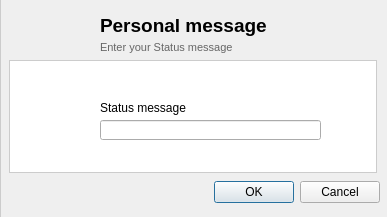
Qt form retroshare-gui/src/gui/profile/StatusMessage.ui (RetroShare/RetroShare) before a commit.
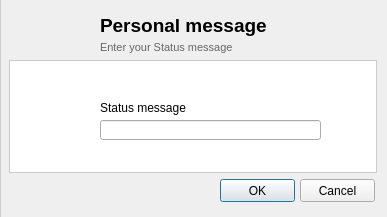
The same form after that commit. Icons and pictures are not drawn.

Commit message: use QPushButton for some dialogs fixes translation problems, QButtonBox default translations are only available for few languages.

```diff
--- a/retroshare-gui/src/gui/profile/StatusMessage.ui
+++ b/retroshare-gui/src/gui/profile/StatusMessage.ui
@@ -35,22 +35,6 @@
    <iconset resource="../images.qrc">
     <normaloff>:/images/rstray3.png</normaloff>:/images/rstray3.png</iconset>
   </property>
-  <widget class="QDialogButtonBox" name="buttonBox">
-   <property name="geometry">
-    <rect>
-     <x>9</x>
-     <y>180</y>
-     <width>371</width>
-     <height>25</height>
-    </rect>
-   </property>
-   <property name="orientation">
-    <enum>Qt::Horizontal</enum>
-   </property>
-   <property name="standardButtons">
-    <set>QDialogButtonBox::Cancel|QDialogButtonBox::Ok</set>
-   </property>
-  </widget>
   <widget class="QFrame" name="frame">
    <property name="geometry">
     <rect>
@@ -168,6 +152,35 @@
    <property name="frameShadow">
     <enum>QFrame::Raised</enum>
    </property>
+   <widget class="QPushButton" name="okButton">
+    <property name="geometry">
+     <rect>
+      <x>220</x>
+      <y>180</y>
+      <width>75</width>
+      <height>23</height>
+     </rect>
+    </property>
+    <property name="text">
+     <string>OK</string>
+    </property>
+    <property name="default">
+     <bool>true</bool>
+    </property>
+   </widget>
+   <widget class="QPushButton" name="cancelButton">
+    <property name="geometry">
+     <rect>
+      <x>300</x>
+      <y>180</y>
+      <width>75</width>
+      <height>23</height>
+     </rect>
+    </property>
+    <property name="text">
+     <string>Cancel</string>
+    </property>
+   </widget>
   </widget>
   <zorder>frame_2</zorder>
   <zorder>buttonBox</zorder>
```
Left out of the diff: 2 changed lines with no effect on the pictures. The commit also changes 43 other files.
